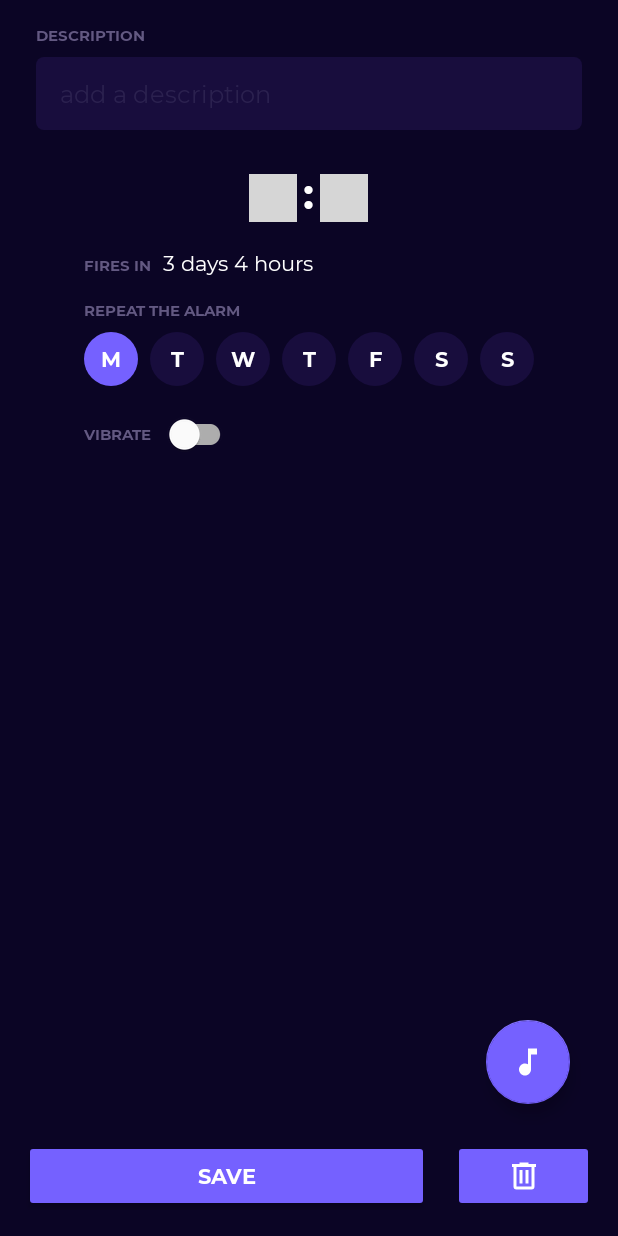
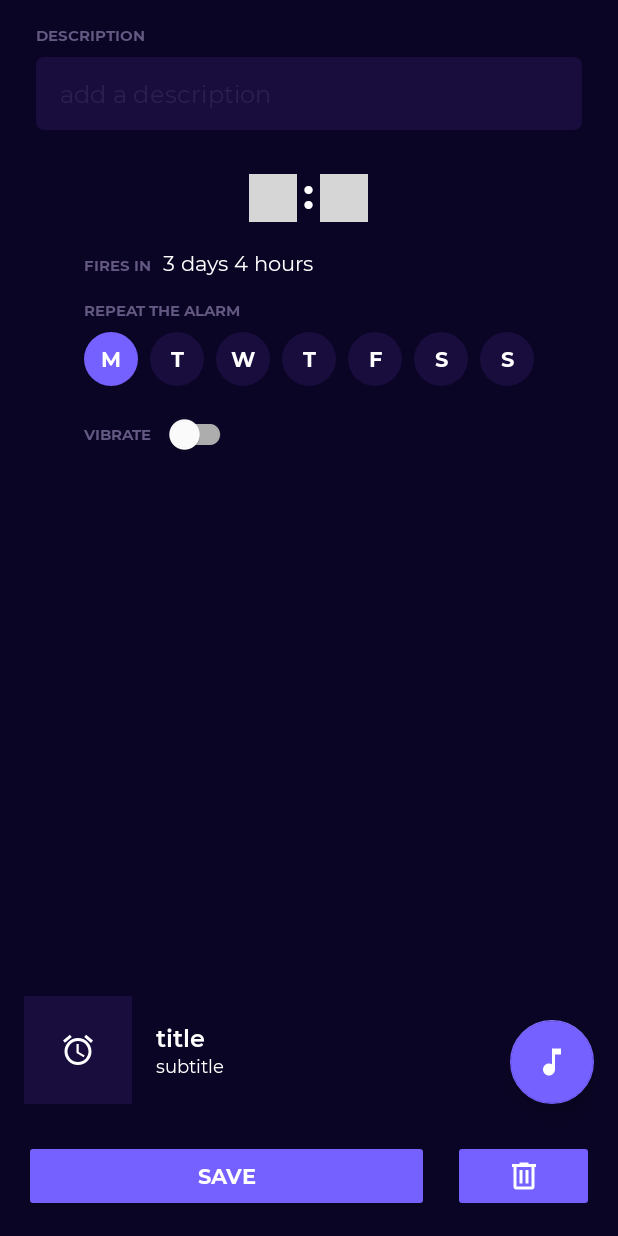
Before and after one commit to pghazal/revery, an Android app: the layout fragment_create_edit_alarm.xml on its own in the app's theme, with its tools: preview values and no code run, on a phone screen of 412 x 824 dp. Run offline under Robolectric (Android 15) with nearby library versions, the phone set to English and light mode, and no system bars; plain views replace NumberPicker; grey boxes are pictures that could not be loaded.

Commit message:
Display user playlist selection when creating an alarm

```diff
--- a/app/src/main/java/com/pghaz/revery/alarm/ListAlarmsFragment.kt
+++ b/app/src/main/java/com/pghaz/revery/alarm/ListAlarmsFragment.kt
@@ -46,6 +46,7 @@ class ListAlarmsFragment : BaseFragment(), OnAlarmClickListener {
     private fun configureAlarmsList() {
         recyclerView.layoutManager = LinearLayoutManager(context)
         recyclerView.adapter = alarmsAdapter
+        recyclerView.setHasFixedSize(true)
 
         context?.let {
             val itemDecor =
--- a/app/src/main/java/com/pghaz/revery/alarm/viewmodel/CreateEditAlarmViewModel.kt
+++ b/app/src/main/java/com/pghaz/revery/alarm/viewmodel/CreateEditAlarmViewModel.kt
@@ -6,6 +6,7 @@ import androidx.lifecycle.AndroidViewModel
 import androidx.lifecycle.MutableLiveData
 import com.pghaz.revery.alarm.AlarmHandler
 import com.pghaz.revery.alarm.model.app.Alarm
+import com.pghaz.revery.alarm.model.app.AlarmMetadata
 import com.pghaz.revery.alarm.repository.AlarmRepository
 
 
@@ -15,6 +16,7 @@ class CreateEditAlarmViewModel(application: Application) : AndroidViewModel(appl
     private val alarmRepository = AlarmRepository(application)
 
     val timeChangedAlarmLiveData = MutableLiveData<Alarm>()
+    val alarmMetadataLiveData = MutableLiveData<AlarmMetadata>()
 
     fun createAlarm(context: Context?, alarm: Alarm) {
         alarmRepository.insert(alarm)
--- a/app/src/main/java/com/pghaz/revery/spotify/SpotifyPlaylistsFragment.kt
+++ b/app/src/main/java/com/pghaz/revery/spotify/SpotifyPlaylistsFragment.kt
@@ -52,6 +52,7 @@ class SpotifyPlaylistsFragment : BaseFragment(), ResultListScrollListener.OnLoad
         scrollListener = ResultListScrollListener(layoutManager, this)
         recyclerView.layoutManager = layoutManager
         recyclerView.adapter = itemsAdapter
+        recyclerView.setHasFixedSize(true)
         recyclerView.addOnScrollListener(scrollListener)
     }
 
--- a/app/src/main/res/drawable/shape_alarm_background_disabled.xml
+++ b/app/src/main/res/drawable/shape_alarm_background_disabled.xml
@@ -9,8 +9,8 @@
 
             <solid android:color="@color/color_image_disabled" />
             <size
-                android:width="@dimen/item_view_image_size"
-                android:height="@dimen/item_view_image_size" />
+                android:width="@dimen/item_view_alarm_image_size"
+                android:height="@dimen/item_view_alarm_image_size" />
             <corners
                 android:bottomLeftRadius="0dp"
                 android:bottomRightRadius="0dp"
--- a/app/src/main/res/drawable/shape_alarm_background_enabled.xml
+++ b/app/src/main/res/drawable/shape_alarm_background_enabled.xml
@@ -5,8 +5,8 @@
 
             <solid android:color="@color/color_image_enabled" />
             <size
-                android:width="@dimen/item_view_image_size"
-                android:height="@dimen/item_view_image_size" />
+                android:width="@dimen/item_view_alarm_image_size"
+                android:height="@dimen/item_view_alarm_image_size" />
             <corners
                 android:bottomLeftRadius="0dp"
                 android:bottomRightRadius="0dp"
--- a/app/src/main/res/layout/fragment_create_edit_alarm.xml
+++ b/app/src/main/res/layout/fragment_create_edit_alarm.xml
@@ -230,6 +230,64 @@
         android:text="@string/vibrate"
         app:switchPadding="@dimen/third_base_margin" />
 
+    <RelativeLayout
+        android:layout_width="wrap_content"
+        android:layout_height="@dimen/ringtone_image_size"
+        android:layout_above="@+id/buttonsContainer"
+        android:layout_alignBottom="@+id/chooseRingtoneButton"
+        android:layout_alignParentStart="true"
+        android:layout_marginEnd="@dimen/half_base_margin"
+        android:layout_toStartOf="@+id/chooseRingtoneButton">
+
+        <com.pghaz.revery.view.ReveryImageView
+            android:id="@+id/imageView"
+            android:layout_width="@dimen/ringtone_image_size"
+            android:layout_height="@dimen/ringtone_image_size"
+            android:layout_alignParentStart="true"
+            android:layout_alignParentBottom="true"
+            android:background="@drawable/selector_alarm_image_background_color"
+            android:scaleType="centerCrop"
+            android:visibility="gone"
+            tools:visibility="visible" />
+
+        <LinearLayout
+            android:layout_width="wrap_content"
+            android:layout_height="wrap_content"
+            android:layout_centerVertical="true"
+            android:layout_marginStart="@dimen/half_base_margin"
+            android:layout_toEndOf="@+id/imageView"
+            android:orientation="vertical">
+
+            <androidx.appcompat.widget.AppCompatTextView
+                android:id="@+id/titleTextView"
+                android:layout_width="wrap_content"
+                android:layout_height="wrap_content"
+                android:ellipsize="end"
+                android:fontFamily="@font/montserrat_semibold"
+                android:maxLines="2"
+                android:textColor="@android:color/white"
+                android:textSize="16sp"
+                android:textStyle="bold"
+                android:visibility="gone"
+                app:fontFamily="@font/montserrat_semibold"
+                tools:text="title"
+                tools:visibility="visible" />
+
+            <androidx.appcompat.widget.AppCompatTextView
+                android:id="@+id/subtitleTextView"
+                android:layout_width="wrap_content"
+                android:layout_height="wrap_content"
+                android:ellipsize="end"
+                android:maxLines="1"
+                android:textColor="@android:color/white"
+                android:textSize="12sp"
+                android:visibility="gone"
+                tools:text="subtitle"
+                tools:visibility="visible" />
+
+        </LinearLayout>
+    </RelativeLayout>
+
     <LinearLayout
         android:id="@+id/buttonsContainer"
         android:layout_width="match_parent"
@@ -280,7 +338,6 @@
         android:layout_height="wrap_content"
         android:layout_above="@+id/buttonsContainer"
         android:layout_alignEnd="@+id/buttonsContainer"
-        android:layout_marginEnd="@dimen/half_base_margin"
         android:backgroundTint="@color/colorAccent"
         android:src="@drawable/ic_music_note"
         android:tint="@android:color/white"
--- a/app/src/main/res/layout/item_view_alarm.xml
+++ b/app/src/main/res/layout/item_view_alarm.xml
@@ -17,8 +17,8 @@
 
         <com.pghaz.revery.view.ReveryImageView
             android:id="@+id/imageView"
-            android:layout_width="@dimen/item_view_image_size"
-            android:layout_height="@dimen/item_view_image_size"
+            android:layout_width="@dimen/item_view_alarm_image_size"
+            android:layout_height="@dimen/item_view_alarm_image_size"
             android:layout_alignParentStart="true"
             android:scaleType="centerCrop"
             tools:background="@drawable/selector_alarm_image_background_color" />
--- a/app/src/main/res/values/dimens.xml
+++ b/app/src/main/res/values/dimens.xml
@@ -12,5 +12,6 @@
     <dimen name="fab_add_alarm_size">32dp</dimen>
     <dimen name="toggle_recurring_days_size">36dp</dimen>
     <dimen name="alarm_item_view_size">120dp</dimen>
-    <dimen name="item_view_image_size">64dp</dimen>
+    <dimen name="item_view_alarm_image_size">64dp</dimen>
+    <dimen name="ringtone_image_size">72dp</dimen>
 </resources>
```
Also changed, not shown: app/src/main/java/com/pghaz/revery/alarm/CreateEditAlarmFragment.kt (+30 -6 lines), app/src/main/res/layout/item_view_spotify.xml (+18 -15 lines).
